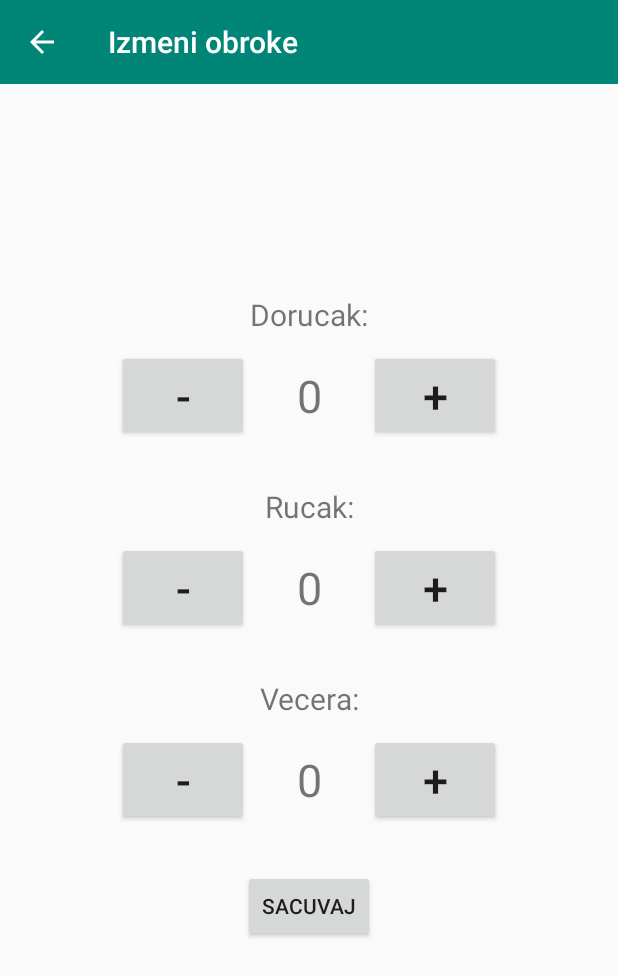
After one commit to NeZero99/MenzaObroci, an Android app: the Edit screen opened directly, with no data from a screen before it, on a phone screen of 412 x 824 dp. The commit adds this screen. Shown: the top 976 px of the screen. Run offline under Robolectric (Android 15) with nearby library versions, the phone set to English and light mode, and no system bars.

Commit message:
Dodat intent za edit
Dodat intent u kome mogu da se dodaju i oduzimaju obroci

```diff
--- a/MenzaObroci/app/build.gradle
+++ b/MenzaObroci/app/build.gradle
@@ -25,4 +25,5 @@ dependencies {
     testImplementation 'junit:junit:4.12'
     androidTestImplementation 'androidx.test.ext:junit:1.1.0'
     androidTestImplementation 'androidx.test.espresso:espresso-core:3.1.1'
+    implementation 'com.android.support:appcompat-v7:28.0.0'
 }
--- a/MenzaObroci/app/src/main/AndroidManifest.xml
+++ b/MenzaObroci/app/src/main/AndroidManifest.xml
@@ -9,6 +9,8 @@
         android:roundIcon="@mipmap/ic_launcher_round"
         android:supportsRtl="true"
         android:theme="@style/AppTheme">
+        <activity android:name=".Edit"
+            android:parentActivityName=".MainActivity"></activity>
         <activity android:name=".MainActivity">
             <intent-filter>
                 <action android:name="android.intent.action.MAIN" />
--- /dev/null
+++ b/MenzaObroci/app/src/main/java/proyectn/com/menzaobroci/Edit.java
@@ -0,0 +1,123 @@
+package proyectn.com.menzaobroci;
+
+import androidx.appcompat.app.ActionBar;
+import androidx.appcompat.app.AppCompatActivity;
+import androidx.appcompat.widget.Toolbar;
+
+import android.content.Context;
+import android.content.SharedPreferences;
+import android.os.Bundle;
+import android.view.View;
+import android.widget.Button;
+import android.widget.TextView;
+import android.widget.Toast;
+
+import org.w3c.dom.Text;
+
+public class Edit extends AppCompatActivity implements View.OnClickListener {
+
+    public static final String MAIN_PREFS = "mainPrefs";
+    public static final String DORUCAK_PREF = "dorucak";
+    public static final String RUCAK_PREF = "rucak";
+    public static final String VECERA_PREF = "vecera";
+
+    private int dorucak;
+    private int rucak;
+    private int vecera;
+
+    private TextView dor;
+    private TextView ruc;
+    private TextView vec;
+
+    private SharedPreferences sharedPreferences;
+
+    @Override
+    protected void onCreate(Bundle savedInstanceState) {
+        super.onCreate(savedInstanceState);
+        setContentView(R.layout.activity_edit);
+        //toolbar
+        Toolbar toolbar = (Toolbar) findViewById(R.id.toolbar);
+        toolbar.setTitle("Izmeni obroke");
+        setSupportActionBar(toolbar);
+        ActionBar actionBar = getSupportActionBar();
+        actionBar.setDisplayHomeAsUpEnabled(true);
+        //textview
+        dor = (TextView) findViewById(R.id.tvDorucakCnt);
+        ruc = (TextView) findViewById(R.id.tvRucakCnt);
+        vec = (TextView) findViewById(R.id.tvVeceraCnt);
+        //sharedPref
+        sharedPreferences = this.getSharedPreferences(MAIN_PREFS, 0);
+        dorucak = sharedPreferences.getInt(DORUCAK_PREF, 0);
+        rucak = sharedPreferences.getInt(RUCAK_PREF, 0);
+        vecera = sharedPreferences.getInt(VECERA_PREF, 0);
+        postaviView();
+        //listeneri za Dugmice;
+        Button m1 = (Button) findViewById(R.id.btnDorucakMinus);
+        Button m2 = (Button) findViewById(R.id.btnRucakMinus);
+        Button m3 = (Button) findViewById(R.id.btnVeceraMinus);
+        Button p1 = (Button) findViewById(R.id.btnDorucakPlus);
+        Button p2 = (Button) findViewById(R.id.btnRucakPlus);
+        Button p3 = (Button) findViewById(R.id.btnVeceraPlus);
+        Button save = (Button) findViewById(R.id.btnSacuvaj);
+        m1.setOnClickListener(this);
+        m2.setOnClickListener(this);
+        m3.setOnClickListener(this);
+        p1.setOnClickListener(this);
+        p2.setOnClickListener(this);
+        p3.setOnClickListener(this);
+        save.setOnClickListener(this);
+    }
+
+    private void postaviView(){
+        dor.setText(Integer.toString(dorucak));
+        ruc.setText(Integer.toString(rucak));
+        vec.setText(Integer.toString(vecera));
+    }
+
+    @Override
+    public void onClick(View v) {
+        switch (v.getId()){
+            case R.id.btnDorucakMinus:
+                if(dorucak != 0){
+                    dorucak--;
+                    postaviView();
+                }
+                break;
+            case R.id.btnDorucakPlus:
+                dorucak++;
+                postaviView();
+                break;
+            case R.id.btnRucakMinus:
+                if(rucak != 0) {
+                    rucak--;
+                    postaviView();
+                }
+                break;
+            case R.id.btnRucakPlus:
+                rucak++;
+                postaviView();
+                break;
+            case R.id.btnVeceraMinus:
+                if(vecera != 0) {
+                    vecera--;
+                    postaviView();
+                }
+                break;
+            case R.id.btnVeceraPlus:
+                vecera++;
+                postaviView();
+                break;
+            case R.id.btnSacuvaj:
+                SharedPreferences.Editor editor = sharedPreferences.edit();
+                editor.putInt(DORUCAK_PREF, dorucak);
+                editor.putInt(RUCAK_PREF, rucak);
+                editor.putInt(VECERA_PREF, vecera);
+                editor.apply();
+
+                Toast.makeText(this, "Obroci su sacuvani", Toast.LENGTH_SHORT);
+                break;
+            default:
+                break;
+        }
+    }
+}
--- a/MenzaObroci/app/src/main/java/proyectn/com/menzaobroci/MainActivity.java
+++ b/MenzaObroci/app/src/main/java/proyectn/com/menzaobroci/MainActivity.java
@@ -1,10 +1,16 @@
 package proyectn.com.menzaobroci;
 
-import androidx.appcompat.app.AppCompatActivity;
-
+import android.os.Build;
 import android.os.Bundle;
+import android.view.MenuInflater;
+import android.view.MenuItem;
 import android.view.View;
 import android.widget.TextView;
+
+import androidx.appcompat.app.AppCompatActivity;
+import androidx.appcompat.widget.Toolbar;
+import android.content.Intent;
+import android.view.Menu;
 
 public class MainActivity extends AppCompatActivity {
 
@@ -14,6 +20,9 @@ public class MainActivity extends AppCompatActivity {
     protected void onCreate(Bundle savedInstanceState) {
         super.onCreate(savedInstanceState);
         setContentView(R.layout.activity_main);
+
+        Toolbar toolbar = (Toolbar) findViewById(R.id.toolbar);
+        setSupportActionBar(toolbar);
     }
 
     public void prijatnoOnClick(View view) {
@@ -21,4 +30,22 @@ public class MainActivity extends AppCompatActivity {
         TextView t = (TextView) findViewById(R.id.tvDorucak);
         t.setText("Dorucak: " + test);
     }
+
+    @Override
+    public boolean onOptionsItemSelected(MenuItem item){
+        switch (item.getItemId()){
+            case R.id.action_edit:
+                Intent intent = new Intent(this, Edit.class);
+                startActivity(intent);
+                return true;
+            default:
+                return super.onOptionsItemSelected(item);
+        }
+    }
+
+    @Override
+    public boolean onCreateOptionsMenu(Menu menu) {
+        getMenuInflater().inflate(R.menu.menu_main, menu);
+        return super.onCreateOptionsMenu(menu);
+    }
 }
--- /dev/null
+++ b/MenzaObroci/app/src/main/res/layout/activity_edit.xml
@@ -0,0 +1,163 @@
+<?xml version="1.0" encoding="utf-8"?>
+<androidx.constraintlayout.widget.ConstraintLayout xmlns:android="http://schemas.android.com/apk/res/android"
+    xmlns:app="http://schemas.android.com/apk/res-auto"
+    xmlns:tools="http://schemas.android.com/tools"
+    android:layout_width="match_parent"
+    android:layout_height="match_parent"
+    tools:context=".Edit">
+
+    <include
+        android:id="@+id/toolbar"
+        layout="@layout/toolbar_main" />
+
+    <LinearLayout
+        android:id="@+id/linearLayoutGlavni"
+        android:layout_width="wrap_content"
+        android:layout_height="wrap_content"
+        android:orientation="vertical"
+        app:layout_constraintBottom_toBottomOf="parent"
+        app:layout_constraintEnd_toEndOf="parent"
+        app:layout_constraintHorizontal_bias="0.5"
+        app:layout_constraintStart_toStartOf="parent"
+        app:layout_constraintTop_toTopOf="parent">
+
+        <LinearLayout
+            android:id="@+id/linearLayoutDorucak"
+            android:layout_width="wrap_content"
+            android:layout_height="wrap_content"
+            android:orientation="vertical"
+            android:layout_marginBottom="30dp">
+
+            <TextView
+                android:layout_width="match_parent"
+                android:layout_height="wrap_content"
+                android:gravity="center"
+                android:text="Dorucak:"
+                android:textSize="20sp"
+                android:layout_marginBottom="10dp"/>
+
+            <LinearLayout
+                android:layout_width="match_parent"
+                android:layout_height="wrap_content"
+                android:orientation="horizontal">
+
+                <Button
+                    android:id="@+id/btnDorucakMinus"
+                    android:layout_width="wrap_content"
+                    android:layout_height="match_parent"
+                    android:text="-"
+                    android:textSize="30sp" />
+
+                <TextView
+                    android:id="@+id/tvDorucakCnt"
+                    android:layout_width="80dp"
+                    android:layout_height="match_parent"
+                    android:gravity="center"
+                    android:text="0"
+                    android:textSize="30sp" />
+
+                <Button
+                    android:id="@+id/btnDorucakPlus"
+                    android:layout_width="wrap_content"
+                    android:layout_height="match_parent"
+                    android:text="+"
+                    android:textSize="30sp" />
+            </LinearLayout>
+        </LinearLayout>
+
+        <LinearLayout
+            android:id="@+id/linearLayoutRucak"
+            android:layout_width="wrap_content"
+            android:layout_height="wrap_content"
+            android:orientation="vertical"
+            android:layout_marginBottom="30dp">
+
+            <TextView
+                android:layout_width="match_parent"
+                android:layout_height="wrap_content"
+                android:gravity="center"
+                android:text="Rucak:"
+                android:textSize="20sp"
+                android:layout_marginBottom="10dp"/>
+
+            <LinearLayout
+                android:layout_width="match_parent"
+                android:layout_height="wrap_content"
+                android:orientation="horizontal">
+
+                <Button
+                    android:id="@+id/btnRucakMinus"
+                    android:layout_width="wrap_content"
+                    android:layout_height="match_parent"
+                    android:text="-"
+                    android:textSize="30sp" />
+
+                <TextView
+                    android:id="@+id/tvRucakCnt"
+                    android:layout_width="80dp"
+                    android:layout_height="match_parent"
+                    android:gravity="center"
+                    android:text="0"
+                    android:textSize="30sp" />
+
+                <Button
+                    android:id="@+id/btnRucakPlus"
+                    android:layout_width="wrap_content"
+                    android:layout_height="match_parent"
+                    android:text="+"
+                    android:textSize="30sp" />
+            </LinearLayout>
+        </LinearLayout>
+
+        <LinearLayout
+            android:id="@+id/linearLayoutVecera"
+            android:layout_width="wrap_content"
+            android:layout_height="wrap_content"
+            android:orientation="vertical"
+            android:layout_marginBottom="30dp">
+
+            <TextView
+                android:layout_width="match_parent"
+                android:layout_height="wrap_content"
+                android:gravity="center"
+                android:text="Vecera:"
+                android:textSize="20sp"
+                android:layout_marginBottom="10dp"/>
+
+            <LinearLayout
+                android:layout_width="match_parent"
+                android:layout_height="wrap_content"
+                android:orientation="horizontal">
+
+                <Button
+                    android:id="@+id/btnVeceraMinus"
+                    android:layout_width="wrap_content"
+                    android:layout_height="match_parent"
+                    android:text="-"
+                    android:textSize="30sp" />
+
+                <TextView
+                    android:id="@+id/tvVeceraCnt"
+                    android:layout_width="80dp"
+                    android:layout_height="match_parent"
+                    android:gravity="center"
+                    android:text="0"
+                    android:textSize="30sp" />
+
+                <Button
+                    android:id="@+id/btnVeceraPlus"
+                    android:layout_width="wrap_content"
+                    android:layout_height="match_parent"
+                    android:text="+"
+                    android:textSize="30sp" />
+            </LinearLayout>
+        </LinearLayout>
+        <Button
+            android:id="@+id/btnSacuvaj"
+            android:layout_width="wrap_content"
+            android:layout_height="wrap_content"
+            android:text="Sacuvaj"
+            android:layout_gravity="center_horizontal"/>
+    </LinearLayout>
+
+</androidx.constraintlayout.widget.ConstraintLayout>
--- a/MenzaObroci/app/src/main/res/layout/activity_main.xml
+++ b/MenzaObroci/app/src/main/res/layout/activity_main.xml
@@ -5,6 +5,10 @@
     android:layout_width="match_parent"
     android:layout_height="match_parent"
     tools:context=".MainActivity">
+
+    <include
+        layout="@layout/toolbar_main"
+        android:id="@+id/toolbar"/>
 
     <Button
         android:id="@+id/btnOduzmi"
--- /dev/null
+++ b/MenzaObroci/app/src/main/res/layout/toolbar_main.xml
@@ -0,0 +1,7 @@
+<?xml version="1.0" encoding="utf-8"?>
+<androidx.appcompat.widget.Toolbar
+    xmlns:android="http://schemas.android.com/apk/res/android"
+    android:layout_width="match_parent"
+    android:layout_height="?attr/actionBarSize"
+    android:background="?attr/colorPrimary"
+    android:theme="@style/ThemeOverlay.AppCompat.Dark.ActionBar" />
--- /dev/null
+++ b/MenzaObroci/app/src/main/res/menu/menu_main.xml
@@ -0,0 +1,11 @@
+<?xml version="1.0" encoding="utf-8"?>
+<menu xmlns:android="http://schemas.android.com/apk/res/android"
+    xmlns:app="http://schemas.android.com/apk/res-auto">
+
+    <item android:id="@+id/action_edit"
+        android:title="Edit"
+        android:icon="@android:drawable/edit_text"
+        android:orderInCategory="1"
+        app:showAsAction="always"/>
+
+</menu>
--- a/MenzaObroci/app/src/main/res/values/strings.xml
+++ b/MenzaObroci/app/src/main/res/values/strings.xml
@@ -1,3 +1,3 @@
 <resources>
-    <string name="app_name">MenzaObroci</string>
+    <string name="app_name">Menza Obroci</string>
 </resources>
--- a/MenzaObroci/app/src/main/res/values/styles.xml
+++ b/MenzaObroci/app/src/main/res/values/styles.xml
@@ -1,7 +1,7 @@
 <resources>
 
     <!-- Base application theme. -->
-    <style name="AppTheme" parent="Theme.AppCompat.Light.DarkActionBar">
+    <style name="AppTheme" parent="Theme.AppCompat.Light.NoActionBar">
         <!-- Customize your theme here. -->
         <item name="colorPrimary">@color/colorPrimary</item>
         <item name="colorPrimaryDark">@color/colorPrimaryDark</item>
--- a/MenzaObroci/build.gradle
+++ b/MenzaObroci/build.gradle
@@ -7,7 +7,7 @@ buildscript {
 
     }
     dependencies {
-        classpath 'com.android.tools.build:gradle:3.5.2'
+        classpath 'com.android.tools.build:gradle:3.6.1'
 
         // NOTE: Do not place your application dependencies here; they belong
         // in the individual module build.gradle files
```
Also changed, not shown: MenzaObroci/gradle/wrapper/gradle-wrapper.properties.
